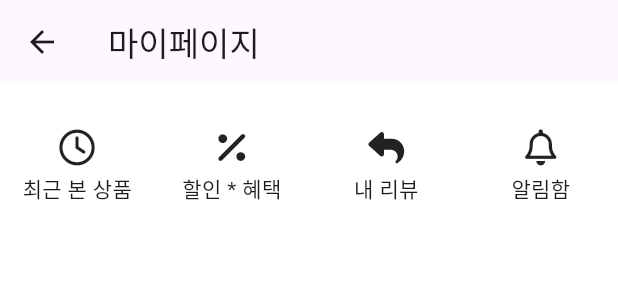
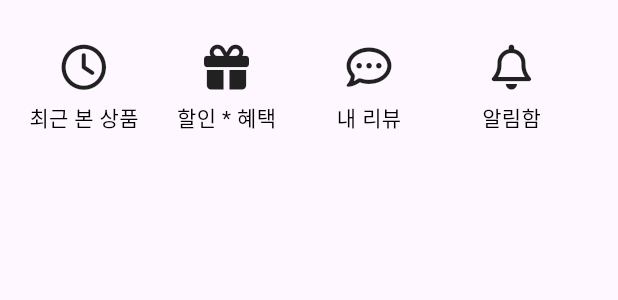
Before and after one commit to vosw1/yeogi_app, a Flutter app: the MyPageAppBar widget shown alone on an empty page, opened directly, on a phone screen of 412 x 824 dp. Shown: the top 300 px of the screen. Run offline on Flutter 3.47's test engine with Material 3 defaults, Android fonts, the light colour scheme and no system bars; our stand-ins replace font_awesome_flutter, geolocator; Roboto replaces fonts that are missing (Jua-Regular.ttf).

Commit message:
마이페이지 바디 아이콘

```diff
--- /dev/null
+++ b/lib/my_page/data/my_page_body_icon.dart
@@ -0,0 +1,28 @@
+import 'package:flutter/material.dart';
+
+class MyPageBodyIcon extends StatelessWidget {
+  final IconData iconData;
+  final String title;
+
+  const MyPageBodyIcon({Key? key, required this.iconData, required this.title})
+      : super(key: key);
+
+  @override
+  Widget build(BuildContext context) {
+    return Container(
+      width: 80,
+      child: Column(
+        children: [
+          Icon(iconData, size: 30),
+          Padding(
+            padding: const EdgeInsets.only(top: 8),
+            child: Text(
+              title,
+              style: TextStyle(fontSize: 14, color: Colors.black),
+            ),
+          )
+        ],
+      ),
+    );
+  }
+}
--- a/lib/my_page/data/tab.dart
+++ /dev/null
@@ -1,19 +0,0 @@
-import 'package:flutter/material.dart';
-import 'package:font_awesome_flutter/font_awesome_flutter.dart';
-
-class Tab {
-  final IconData icon;
-  final String text;
-
-  Tab({
-    required this.icon,
-    required this.text,
-  });
-}
-
-List<Tab> tabs = [
-  Tab(icon: FontAwesomeIcons.clock, text: "최근 본 상품"),
-  Tab(icon: FontAwesomeIcons.percent, text: "할인 * 혜택"),
-  Tab(icon: FontAwesomeIcons.reply, text: "내 리뷰"),
-  Tab(icon: FontAwesomeIcons.bell, text: "알림함"),
-];
--- a/lib/my_page/my_page_appbar.dart
+++ b/lib/my_page/my_page_appbar.dart
@@ -1,32 +1,28 @@
 import 'package:flutter/material.dart';
-import 'data/tab.dart';
+import 'package:font_awesome_flutter/font_awesome_flutter.dart';
+import 'data/my_page_body_icon.dart';
 
 class MyPageAppBar extends StatelessWidget {
-
   const MyPageAppBar({Key? key}) : super(key: key);
 
   @override
   Widget build(BuildContext context) {
-    return Scaffold(
-      backgroundColor: Colors.white,
-      appBar: AppBar(
-        title: const Text("마이페이지"),
-      ),
-      body: Padding(
-        padding: const EdgeInsets.only(top: 30),
-        child: GridView.count(
-          crossAxisCount: 4, // ➊
-          children: List.generate(
-            tabs.length,
-                (index) => Column(
-              children: [
-                Icon(tabs[index].icon),
-                const SizedBox(height: 5),
-                Text(tabs[index].text),
-              ],
-            ),
-          ),
-        ),
+    return Padding(
+      padding: const EdgeInsets.only(left: 16, top: 30),
+      child: Wrap(
+        alignment: WrapAlignment.start,
+        spacing: 15,
+        runSpacing: 30,
+        children: [
+          const MyPageBodyIcon(
+              iconData: FontAwesomeIcons.clock, title: "최근 본 상품"),
+          const MyPageBodyIcon(
+              iconData: FontAwesomeIcons.gift, title: "할인 * 혜택"),
+          const MyPageBodyIcon(
+              iconData: FontAwesomeIcons.commentDots, title: "내 리뷰"),
+          const MyPageBodyIcon(
+              iconData: FontAwesomeIcons.bell, title: "알림함"),
+        ],
       ),
     );
   }
--- a/lib/pages/my_page.dart
+++ b/lib/pages/my_page.dart
@@ -15,8 +15,13 @@ class MyPage extends StatelessWidget {
           MyPageHeaderBanner(),
           SizedBox(height: 12),
           MyPageLoginButton(),
-          SizedBox(height: 5),
-          // MyPageAppBar(),
+          SizedBox(height: 12),
+          MyPageAppBar(),
+          SizedBox(height: 12),
+          Divider(
+            color: Colors.grey[100],
+            thickness: 10.0,
+          )
         ],
       ),
     );
```
